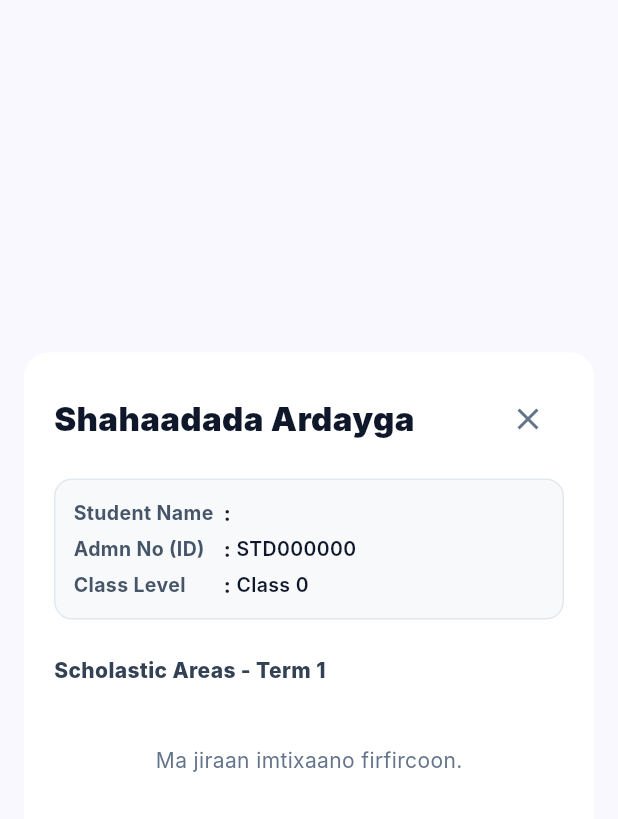
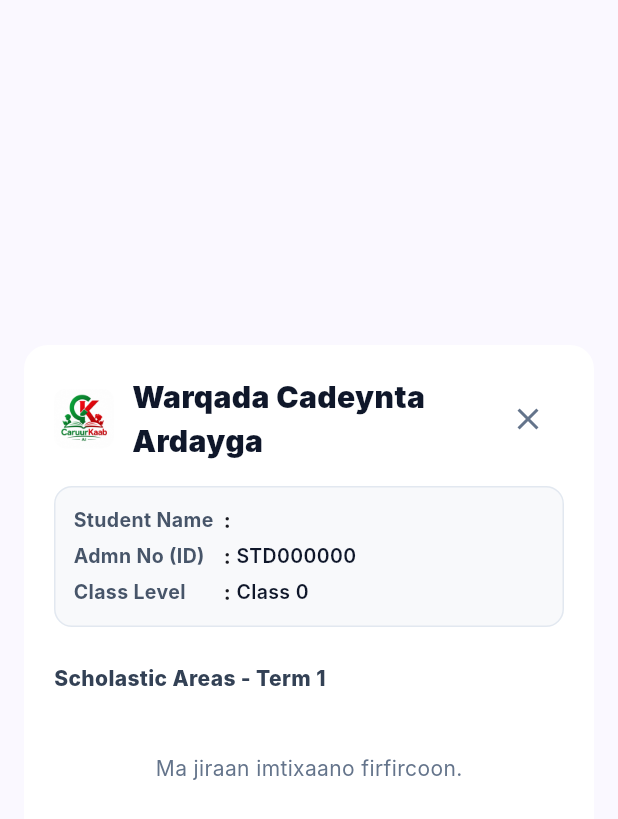
Before and after one commit to caaqilbeene/caruurkaabAI, a Flutter app: the StudentReportCardDialog widget shown alone on an empty page, opened directly with empty values, on a phone screen of 412 x 824 dp. Shown: the top 819 px of the screen. Run offline on Flutter 3.47's test engine with Material 3 defaults, Android fonts, the light colour scheme and no system bars; our stand-ins replace cloud_functions, file_picker, firebase_auth, firebase_core, image_picker, pdf and 3 more; missing offline and left inert: syncfusion_flutter_pdfviewer; accounts and stored records are empty; Roboto replaces fonts that are missing (Inter).

Commit message:
Update report card titles to Warqada Cadeynta Ardayga and embed app logo

```diff
--- a/caruurkaab_ai/lib/screens/dashboard/profile_screen.dart
+++ b/caruurkaab_ai/lib/screens/dashboard/profile_screen.dart
@@ -415,7 +415,7 @@ class _ProfileScreenState extends State<ProfileScreen> {
                     Icon(Icons.assignment, color: Colors.white),
                     SizedBox(width: 8),
                     Text(
-                      'Arag Shahaadada (Report Card)',
+                      'Arag Warqada Cadeynta (Report Card)',
                       style: TextStyle(
                         fontSize: 16,
                         fontWeight: FontWeight.w800,
@@ -812,7 +812,7 @@ class _ProfileScreenState extends State<ProfileScreen> {
                 ),
                 const SizedBox(height: 12),
                 const Text(
-                  'Fadlan geli Student ID Lambar si aad u aragto Shahaadada.',
+                  'Fadlan geli Student ID Lambar si aad u aragto Warqada Cadeynta.',
                   style: TextStyle(color: Color(0xFF64748B), height: 1.4),
                 ),
                 const SizedBox(height: 16),
--- a/caruurkaab_ai/lib/screens/dashboard/student_report_card_dialog.dart
+++ b/caruurkaab_ai/lib/screens/dashboard/student_report_card_dialog.dart
@@ -97,6 +97,11 @@ class _StudentReportCardDialogState extends State<StudentReportCardDialog> {
   Future<void> _printReportCard() async {
     final pdf = pw.Document();
 
+    pw.ImageProvider? logoImage;
+    try {
+      logoImage = await imageFromAssetBundle('assets/images/logo.jpeg');
+    } catch (_) {}
+
     final studentName = widget.profile.fullName ?? 'Arday';
     final studentId = widget.profile.studentId;
     final classLevel = 'Class ${widget.classLevel}';
@@ -110,9 +115,18 @@ class _StudentReportCardDialogState extends State<StudentReportCardDialog> {
             child: pw.Column(
               crossAxisAlignment: pw.CrossAxisAlignment.start,
               children: [
+                if (logoImage != null)
+                  pw.Center(
+                    child: pw.Container(
+                      margin: const pw.EdgeInsets.only(bottom: 10),
+                      width: 60,
+                      height: 60,
+                      child: pw.Image(logoImage),
+                    ),
+                  ),
                 pw.Center(
                   child: pw.Text(
-                    "SHAHAADADA WAXBARASHADA ARDAYGA",
+                    "WARQADA CADEYNTA ARDAYGA",
                     style: pw.TextStyle(
                       fontSize: 20,
                       fontWeight: pw.FontWeight.bold,
@@ -126,7 +140,7 @@ class _StudentReportCardDialogState extends State<StudentReportCardDialog> {
                     style: const pw.TextStyle(fontSize: 12, color: PdfColors.grey700),
                   ),
                 ),
-                pw.SizedBox(height: 25),
+                pw.SizedBox(height: 20),
 
                 pw.Container(
                   padding: const pw.EdgeInsets.all(12),
@@ -253,13 +267,22 @@ class _StudentReportCardDialogState extends State<StudentReportCardDialog> {
             children: [
               // Header
               Row(
-                mainAxisAlignment: MainAxisAlignment.spaceBetween,
                 children: [
+                  ClipRRect(
+                    borderRadius: BorderRadius.circular(8),
+                    child: Image.asset(
+                      'assets/images/logo.jpeg',
+                      width: 40,
+                      height: 40,
+                      fit: BoxFit.cover,
+                    ),
+                  ),
+                  const SizedBox(width: 12),
                   Expanded(
                     child: Text(
-                      'Shahaadada Ardayga',
+                      'Warqada Cadeynta Ardayga',
                       style: const TextStyle(
-                        fontSize: 22,
+                        fontSize: 20,
                         fontWeight: FontWeight.w900,
                         color: Color(0xFF0F172A),
                       ),
@@ -412,7 +435,7 @@ class _StudentReportCardDialogState extends State<StudentReportCardDialog> {
                     onPressed: _printReportCard,
                     icon: const Icon(Icons.print, color: Colors.white),
                     label: const Text(
-                      'Daabac Shahaadada (Print PDF)',
+                      'Daabac Warqada Cadeynta (Print PDF)',
                       style: TextStyle(
                         color: Colors.white,
                         fontWeight: FontWeight.bold,
```
